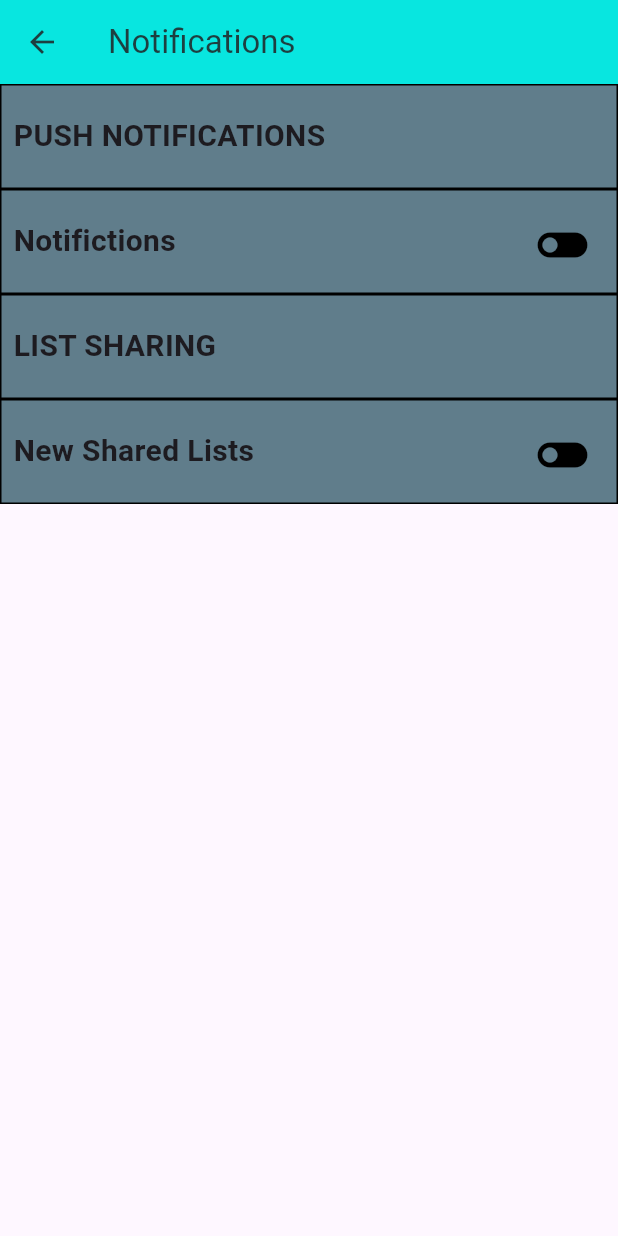
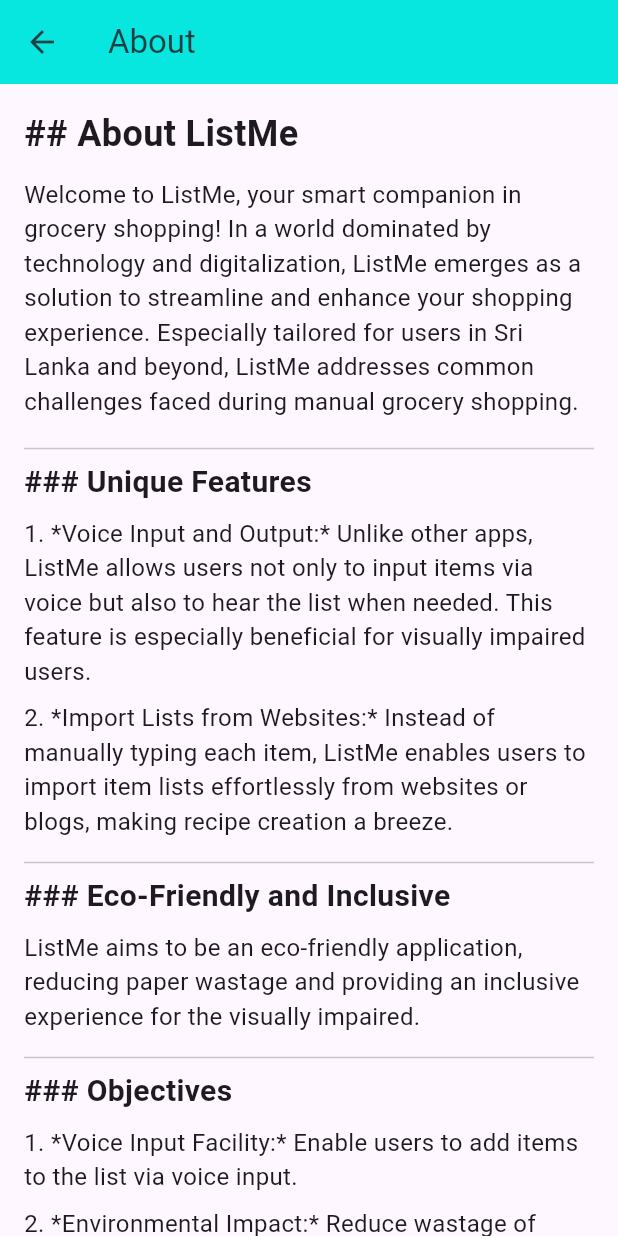
Before and after one commit to ListMe-MP/list_me, a Flutter app: the SettingsPage screen opened directly, after a tap on "About", on a phone screen of 412 x 824 dp. Run offline on Flutter 3.47's test engine with Material 3 defaults, Android fonts, the phone set to English and light mode, and no system bars; our stand-ins replace another_flushbar, avatar_glow, flutter_rating_bar, flutter_typeahead, google_fonts, ionicons and 6 more; missing offline and left inert: dart:ffi, switcher_button; accounts and stored records are empty.

Commit message:
added about screen

```diff
--- a/lib/screens/Settings_page.dart
+++ b/lib/screens/Settings_page.dart
@@ -4,6 +4,7 @@
 import 'package:list_me/components/colors.dart';
 import 'package:list_me/components/maintitle.dart';
 import 'package:list_me/components/settings_bar.dart';
+import 'package:list_me/screens/about.dart';
 import 'package:list_me/screens/help_&_support.dart';
 import 'package:list_me/screens/notifications.dart';
 import 'package:list_me/screens/signup_page.dart';
@@ -190,7 +191,7 @@
                       onTap: (){
                         Navigator.of(context).push(
                           MaterialPageRoute(
-                            builder: (context) => const NotificationPage()
+                            builder: (context) => const About()
                           )
                         );
                       },
--- a/lib/screens/about.dart
+++ b/lib/screens/about.dart
@@ -0,0 +1,147 @@
+import 'package:flutter/material.dart';
+import 'package:list_me/components/colors.dart';
+
+class About extends StatelessWidget {
+  const About({Key? key});
+
+  @override
+  Widget build(BuildContext context) {
+    return Scaffold(
+      appBar: AppBar(
+        title: const Text(
+          "About",
+          style: TextStyle(color: tc1),
+          textAlign: TextAlign.justify,
+        ),
+        backgroundColor: tc4,
+        foregroundColor: tc1,
+      ),
+      body: SingleChildScrollView(
+        padding: const EdgeInsets.all(16.0),
+        child: Column(
+          crossAxisAlignment: CrossAxisAlignment.start,
+          children: [
+            // Add your sentences here using Text widgets
+            Text(
+              '## About ListMe',
+              style: TextStyle(fontSize: 24, fontWeight: FontWeight.bold),
+            ),
+            const SizedBox(height: 12),
+            Text(
+              'Welcome to ListMe, your smart companion in grocery shopping! In a world dominated by technology and digitalization, ListMe emerges as a solution to streamline and enhance your shopping experience. Especially tailored for users in Sri Lanka and beyond, ListMe addresses common challenges faced during manual grocery shopping.',
+              style: TextStyle(fontSize: 16),
+            ),
+            const SizedBox(height: 12),
+            // Add more Text widgets for other sentences...
+
+            // Add a divider between sections
+            const Divider(),
+
+            // Add more Text widgets for other sections...
+
+            // Example:
+            Text(
+              '### Unique Features',
+              style: TextStyle(fontSize: 20, fontWeight: FontWeight.bold),
+            ),
+            const SizedBox(height: 8),
+            Text(
+              '1. *Voice Input and Output:* Unlike other apps, ListMe allows users not only to input items via voice but also to hear the list when needed. This feature is especially beneficial for visually impaired users.',
+              style: TextStyle(fontSize: 16),
+            ),
+            const SizedBox(height: 8),
+            Text(
+              '2. *Import Lists from Websites:* Instead of manually typing each item, ListMe enables users to import item lists effortlessly from websites or blogs, making recipe creation a breeze.',
+              style: TextStyle(fontSize: 16),
+            ),
+            const SizedBox(height: 8),
+            // Add more Text widgets for other features...
+
+            // Add a divider between sections
+            const Divider(),
+
+            // Add more Text widgets for other sections...
+
+            // Example:
+            Text(
+              '### Eco-Friendly and Inclusive',
+              style: TextStyle(fontSize: 20, fontWeight: FontWeight.bold),
+            ),
+            const SizedBox(height: 8),
+            Text(
+              'ListMe aims to be an eco-friendly application, reducing paper wastage and providing an inclusive experience for the visually impaired.',
+              style: TextStyle(fontSize: 16),
+            ),
+            const SizedBox(height: 8),
+            // Add more Text widgets for other points...
+
+            // Add a divider between sections
+            const Divider(),
+
+            // Add more Text widgets for other sections...
+
+            // Example:
+            Text(
+              '### Objectives',
+              style: TextStyle(fontSize: 20, fontWeight: FontWeight.bold),
+            ),
+            const SizedBox(height: 8),
+            Text(
+              '1. *Voice Input Facility:* Enable users to add items to the list via voice input.',
+              style: TextStyle(fontSize: 16),
+            ),
+            const SizedBox(height: 8),
+            Text(
+              '2. *Environmental Impact:* Reduce wastage of paper and contribute to environmental conservation.',
+              style: TextStyle(fontSize: 16),
+            ),
+            const SizedBox(height: 8),
+            // Add more Text widgets for other objectives...
+
+            // Add a divider between sections
+            const Divider(),
+
+            // Add more Text widgets for other sections...
+
+            // Example:
+            Text(
+              '### Feasibility Analysis',
+              style: TextStyle(fontSize: 20, fontWeight: FontWeight.bold),
+            ),
+            const SizedBox(height: 8),
+            // Add more Text widgets for operational, technical, financial, and schedule feasibility...
+
+            // Add a divider between sections
+            const Divider(),
+
+            // Add more Text widgets for other sections...
+
+            // Example:
+            Text(
+              '### Privacy Policy',
+              style: TextStyle(fontSize: 20, fontWeight: FontWeight.bold),
+            ),
+            const SizedBox(height: 8),
+            Text(
+              'For information regarding the privacy policy, please refer to our dedicated [Privacy Policy page](#) for detailed insights into how ListMe handles your data and ensures a secure user experience.',
+              style: TextStyle(fontSize: 16),
+            ),
+            const SizedBox(height: 8),
+            // Add more Text widgets for other sections...
+
+            // Add a divider between sections
+            const Divider(),
+
+            // Add more Text widgets for other sections...
+
+            // Closing message
+            Text(
+              'Join us on this exciting journey of smarter and more efficient grocery shopping with ListMe!',
+              style: TextStyle(fontSize: 16),
+            ),
+          ],
+        ),
+      ),
+    );
+  }
+}
```
